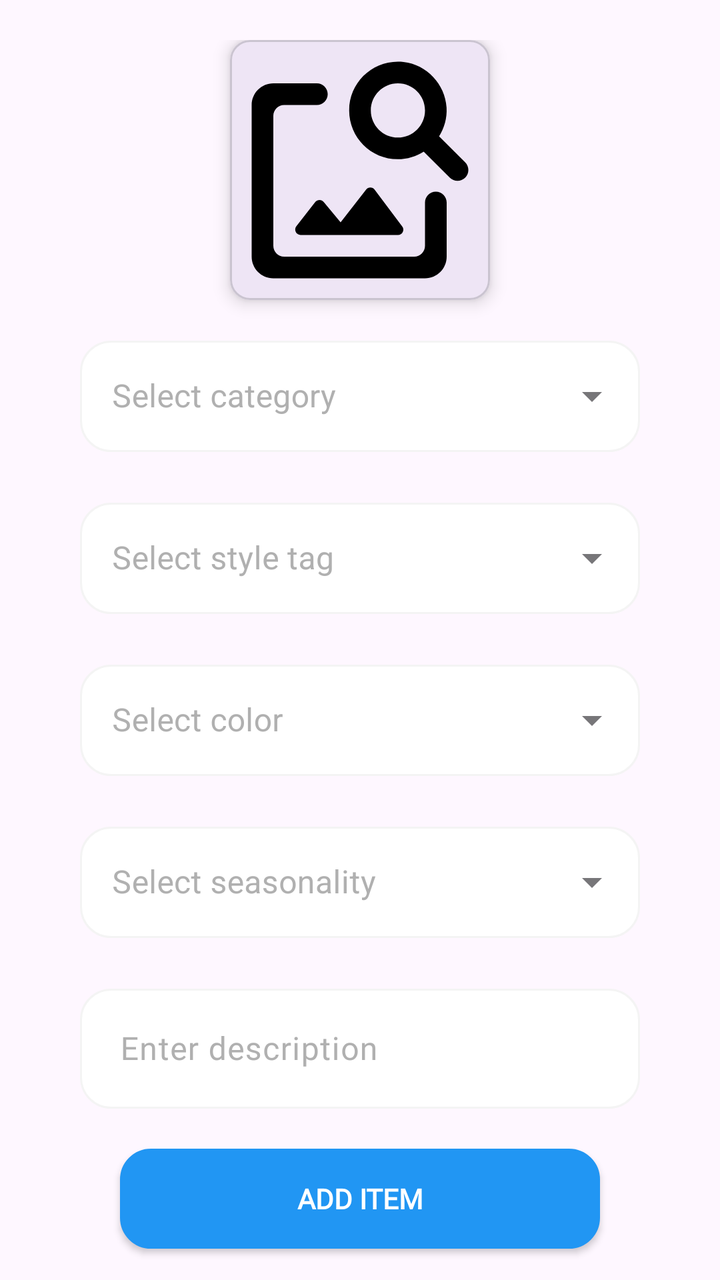
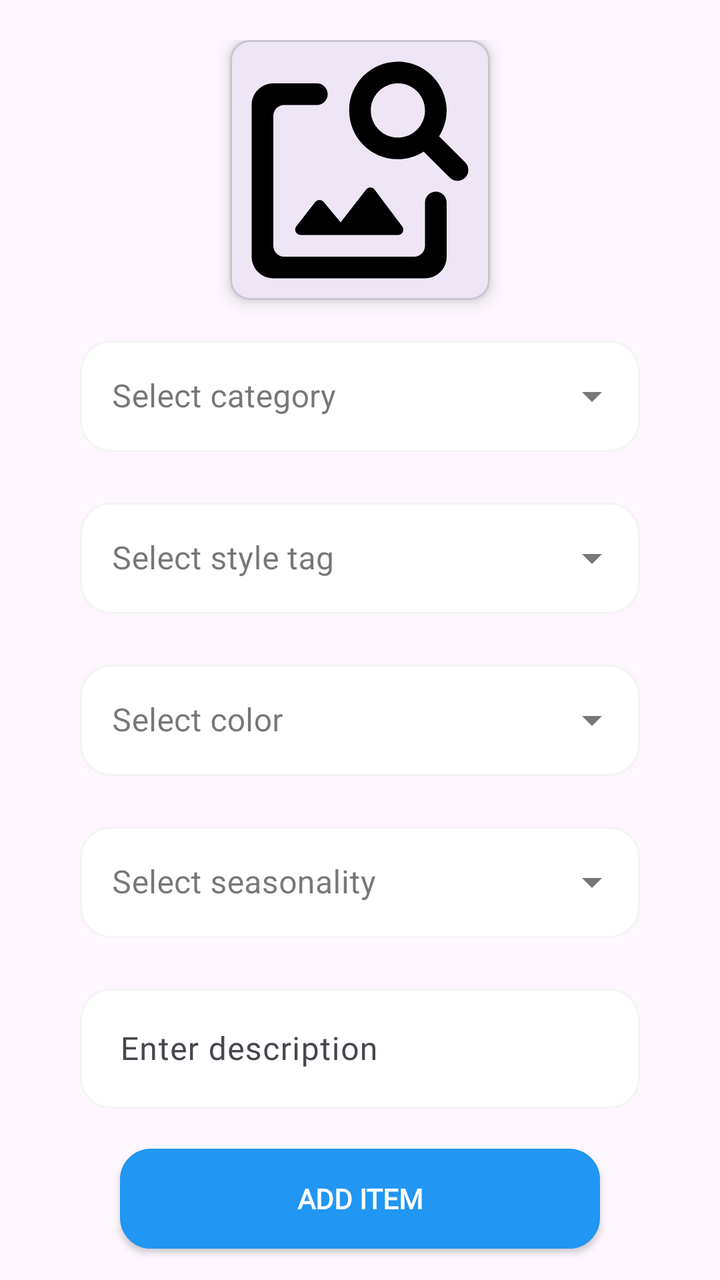

Screens rendered from an Android XML layout before and after an edit, with the pre-edit source and the edit as a unified diff.
<!-- AndroidManifest.xml: application theme Theme.StyleWIZ_vol2 -->
<!-- res/layout/fragment_new_item.xml -->
<?xml version="1.0" encoding="utf-8"?>
<ScrollView xmlns:android="http://schemas.android.com/apk/res/android"
    android:layout_width="match_parent"
    android:layout_height="match_parent"
    xmlns:app="http://schemas.android.com/apk/res-auto"
    android:scrollbars="none">

<androidx.constraintlayout.widget.ConstraintLayout
    xmlns:android="http://schemas.android.com/apk/res/android"
    xmlns:app="http://schemas.android.com/apk/res-auto"
    xmlns:tools="http://schemas.android.com/tools"
    android:layout_width="match_parent"
    android:layout_height="match_parent"
    tools:context=".NewItemFragment">


    <LinearLayout
        android:layout_width="match_parent"
        android:layout_height="wrap_content"
        android:layout_marginStart="30dp"
        android:layout_marginTop="10dp"
        android:layout_marginEnd="30dp"
        android:padding="10dp"
        android:gravity="center"
        android:orientation="vertical"
        app:layout_constraintEnd_toEndOf="parent"
        app:layout_constraintStart_toStartOf="parent"
        app:layout_constraintTop_toTopOf="parent">

        <com.google.android.material.card.MaterialCardView
            android:id="@+id/selectImage"
            android:layout_width="130sp"
            android:layout_height="130sp"
            app:cardCornerRadius="10sp"
            app:cardElevation="5sp">

            <LinearLayout
                android:layout_width="match_parent"
                android:layout_height="match_parent"
                android:gravity="center"
                android:orientation="vertical">

                <ImageView
                    android:id="@+id/itemImage"
                    android:layout_width="match_parent"
                    android:layout_height="match_parent"
                    android:src="@drawable/round_image_search_24"
                    android:scaleType="centerCrop"/>
            </LinearLayout>


        </com.google.android.material.card.MaterialCardView>



        <Button
            android:id="@+id/submitButton"
            android:layout_width="wrap_content"
            android:layout_height="wrap_content"
            android:text="Submit"
            android:visibility="gone"/>




        <com.google.android.material.textfield.TextInputLayout
            android:layout_width="match_parent"
            android:layout_height="wrap_content"
            android:hint="Select category"
            android:textColorHint="@color/gray"
            android:layout_marginTop="15dp"
            style="@style/Widget.MaterialComponents.TextInputLayout.OutlinedBox.ExposedDropdownMenu">

            <AutoCompleteTextView
                android:id="@+id/textCategory"
                android:layout_width="match_parent"
                android:layout_height="wrap_content"
                android:dropDownHeight="200dp"
                android:background="@drawable/edittextshape"
                android:inputType="none"/>


        </com.google.android.material.textfield.TextInputLayout>

        <com.google.android.material.textfield.TextInputLayout
            android:layout_width="match_parent"
            android:layout_height="wrap_content"
            android:hint="Select style tag"
            android:textColorHint="@color/gray"
            android:layout_marginTop="20dp"
            style="@style/Widget.MaterialComponents.TextInputLayout.OutlinedBox.ExposedDropdownMenu">

            <AutoCompleteTextView
                android:id="@+id/textStyleTag"
                android:layout_width="match_parent"
                android:layout_height="wrap_content"
                android:dropDownHeight="200dp"
                android:background="@drawable/edittextshape"
                android:inputType="none"/>


        </com.google.android.material.textfield.TextInputLayout>




        <com.google.android.material.textfield.TextInputLayout
            android:layout_width="match_parent"
            android:layout_height="wrap_content"
            android:hint="Select color"
            android:textColorHint="@color/gray"
            android:layout_marginTop="20dp"
            style="@style/Widget.MaterialComponents.TextInputLayout.OutlinedBox.ExposedDropdownMenu">

            <AutoCompleteTextView
                android:id="@+id/textColor"
                android:layout_width="match_parent"
                android:layout_height="wrap_content"
                android:dropDownHeight="200dp"
                android:background="@drawable/edittextshape"
                android:inputType="none"/>
        </com.google.android.material.textfield.TextInputLayout>


        <com.google.android.material.textfield.TextInputLayout
            android:layout_width="match_parent"
            android:layout_height="wrap_content"
            android:hint="Select seasonality"
            android:textColorHint="@color/gray"
            android:layout_marginTop="20dp"
            style="@style/Widget.MaterialComponents.TextInputLayout.OutlinedBox.ExposedDropdownMenu">

            <AutoCompleteTextView
                android:id="@+id/textSeasonality"
                android:layout_width="match_parent"
                android:layout_height="wrap_content"
                android:dropDownHeight="200dp"
                android:background="@drawable/edittextshape"
                android:inputType="none"/>


        </com.google.android.material.textfield.TextInputLayout>

        <com.google.android.material.textfield.TextInputLayout
            android:layout_width="match_parent"
            android:layout_height="wrap_content"
            android:layout_marginTop="20dp"
            android:hint="Enter description"
            android:textColorHint="@color/gray"
            app:hintAnimationEnabled="true">

            <com.google.android.material.textfield.TextInputEditText
                android:id="@+id/textDescription"
                android:layout_width="match_parent"
                android:layout_height="60dp"
                android:paddingStart="20dp"
                android:paddingEnd="15dp"
                android:background="@drawable/edittextshape"
                android:fontFamily="@font/roboto"
                android:singleLine="true"
                android:inputType="text" />
        </com.google.android.material.textfield.TextInputLayout>

        <androidx.appcompat.widget.AppCompatButton
            android:id="@+id/AddItemBtn"
            android:layout_width="match_parent"
            android:layout_height="50dp"
            android:background="@drawable/edittextshape"
            android:backgroundTint="@color/blue"
            android:text="ADD ITEM"
            android:textColor="@color/white"
            android:fontFamily="@font/roboto"
            android:textStyle="bold"
            android:layout_margin="20dp"/>


    </LinearLayout>

</androidx.constraintlayout.widget.ConstraintLayout>
</ScrollView>
<!-- resources referenced by this layout -->
<resources>
  <color name="blue">#2196F3</color>
  <color name="gray">#B0B0B0</color>
  <color name="white">#FFFFFFFF</color>
  <!-- drawable edittextshape (drawable) -->
  <?xml version="1.0" encoding="utf-8"?>
  <shape xmlns:android="http://schemas.android.com/apk/res/android">
      <solid android:color="@color/white"/>
      <corners android:radius="15dp"/>
      <stroke android:color="#f4f4f4" android:width="1dp"/>
  </shape>
  <!-- drawable round_image_search_24 (drawable) -->
  <vector android:height="24dp" android:tint="#000000"
      android:viewportHeight="24" android:viewportWidth="24"
      android:width="24dp" xmlns:android="http://schemas.android.com/apk/res/android">
      <path android:fillColor="@android:color/white" android:pathData="M18,15v4c0,0.55 -0.45,1 -1,1L5,20c-0.55,0 -1,-0.45 -1,-1L4,7c0,-0.55 0.45,-1 1,-1h3.02c0.55,0 1,-0.45 1,-1s-0.45,-1 -1,-1L4,4c-1.1,0 -2,0.9 -2,2v14c0,1.1 0.9,2 2,2h14c1.1,0 2,-0.9 2,-2v-5c0,-0.55 -0.45,-1 -1,-1s-1,0.45 -1,1zM15.5,18L6.52,18c-0.42,0 -0.65,-0.48 -0.39,-0.81l1.74,-2.23c0.2,-0.25 0.58,-0.26 0.78,-0.01l1.56,1.88 2.35,-3.02c0.2,-0.26 0.6,-0.26 0.79,0.01l2.55,3.39c0.25,0.32 0.01,0.79 -0.4,0.79zM19.3,8.89c0.48,-0.77 0.75,-1.67 0.69,-2.66 -0.13,-2.15 -1.84,-3.97 -3.97,-4.2C13.3,1.73 11,3.84 11,6.5c0,2.49 2.01,4.5 4.49,4.5 0.88,0 1.7,-0.26 2.39,-0.7l2.41,2.41c0.39,0.39 1.03,0.39 1.42,0 0.39,-0.39 0.39,-1.03 0,-1.42l-2.41,-2.4zM15.5,9C14.12,9 13,7.88 13,6.5S14.12,4 15.5,4 18,5.12 18,6.5 16.88,9 15.5,9z"/>
  </vector>
  <style name="Theme.StyleWIZ_vol2" parent="Base.Theme.StyleWIZ_vol2" />
  <style name="Base.Theme.StyleWIZ_vol2" parent="Theme.Material3.DayNight.NoActionBar">
          
          
      </style>
</resources>

<!-- the commit's change to res/layout/fragment_new_item.xml (unified diff, before → after) -->
@@ -67,7 +67,7 @@
             android:layout_width="match_parent"
             android:layout_height="wrap_content"
             android:hint="Select category"
-            android:textColorHint="@color/gray"
+            app:hintTextColor="@color/blue"
             android:layout_marginTop="15dp"
             style="@style/Widget.MaterialComponents.TextInputLayout.OutlinedBox.ExposedDropdownMenu">
 
@@ -75,7 +75,7 @@
                 android:id="@+id/textCategory"
                 android:layout_width="match_parent"
                 android:layout_height="wrap_content"
-                android:dropDownHeight="200dp"
+                android:dropDownHeight="180dp"
                 android:background="@drawable/edittextshape"
                 android:inputType="none"/>
 
@@ -86,7 +86,7 @@
             android:layout_width="match_parent"
             android:layout_height="wrap_content"
             android:hint="Select style tag"
-            android:textColorHint="@color/gray"
+            app:hintTextColor="@color/blue"
             android:layout_marginTop="20dp"
             style="@style/Widget.MaterialComponents.TextInputLayout.OutlinedBox.ExposedDropdownMenu">
 
@@ -94,7 +94,7 @@
                 android:id="@+id/textStyleTag"
                 android:layout_width="match_parent"
                 android:layout_height="wrap_content"
-                android:dropDownHeight="200dp"
+                android:dropDownHeight="180dp"
                 android:background="@drawable/edittextshape"
                 android:inputType="none"/>
 
@@ -108,7 +108,7 @@
             android:layout_width="match_parent"
             android:layout_height="wrap_content"
             android:hint="Select color"
-            android:textColorHint="@color/gray"
+            app:hintTextColor="@color/blue"
             android:layout_marginTop="20dp"
             style="@style/Widget.MaterialComponents.TextInputLayout.OutlinedBox.ExposedDropdownMenu">
 
@@ -116,7 +116,7 @@
                 android:id="@+id/textColor"
                 android:layout_width="match_parent"
                 android:layout_height="wrap_content"
-                android:dropDownHeight="200dp"
+                android:dropDownHeight="180dp"
                 android:background="@drawable/edittextshape"
                 android:inputType="none"/>
         </com.google.android.material.textfield.TextInputLayout>
@@ -126,7 +126,7 @@
             android:layout_width="match_parent"
             android:layout_height="wrap_content"
             android:hint="Select seasonality"
-            android:textColorHint="@color/gray"
+            app:hintTextColor="@color/blue"
             android:layout_marginTop="20dp"
             style="@style/Widget.MaterialComponents.TextInputLayout.OutlinedBox.ExposedDropdownMenu">
 
@@ -134,7 +134,7 @@
                 android:id="@+id/textSeasonality"
                 android:layout_width="match_parent"
                 android:layout_height="wrap_content"
-                android:dropDownHeight="200dp"
+                android:dropDownHeight="180dp"
                 android:background="@drawable/edittextshape"
                 android:inputType="none"/>
 
@@ -146,7 +146,8 @@
             android:layout_height="wrap_content"
             android:layout_marginTop="20dp"
             android:hint="Enter description"
-            android:textColorHint="@color/gray"
+            app:hintTextColor="@color/blue"
+            app:cursorColor="@color/blue"
             app:hintAnimationEnabled="true">
 
             <com.google.android.material.textfield.TextInputEditText
@@ -167,6 +168,7 @@
             android:layout_height="50dp"
             android:background="@drawable/edittextshape"
             android:backgroundTint="@color/blue"
+            app:cursorColor="@color/blue"
             android:text="ADD ITEM"
             android:textColor="@color/white"
             android:fontFamily="@font/roboto"
<!-- resource entries referenced after the edit -->
@@ -1,7 +1,6 @@
 <!-- resources referenced by this layout -->
 <resources>
   <color name="blue">#2196F3</color>
-  <color name="gray">#B0B0B0</color>
   <color name="white">#FFFFFFFF</color>
   <!-- drawable edittextshape (drawable) -->
   <?xml version="1.0" encoding="utf-8"?>
